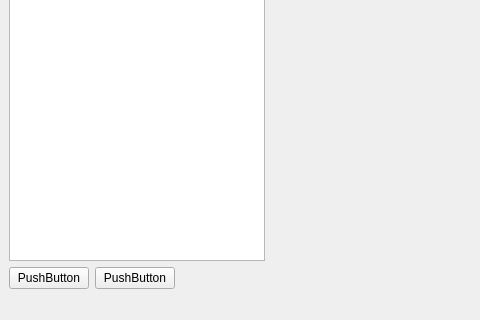
Qt form worksheet_7/QT_Program_Copy/mainwindow.ui (br-je/2025_20581042) before a commit; both pictures show x 0 to 480 and y 280 to 600 of the 800 by 600 pixel window.
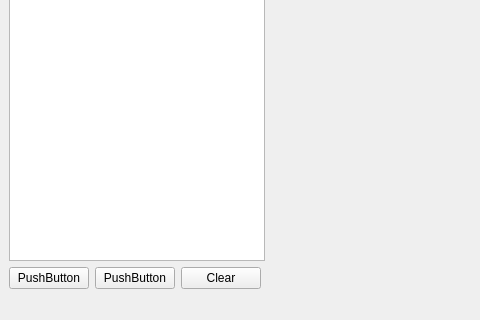
The same form after that commit. Icons and pictures are not drawn. Custom widgets are drawn as their Qt base class.

Commit message: Implemented hirearchical visibility during render traversal

Diff of the .ui file:
```diff
--- a/worksheet_7/QT_Program_Copy/mainwindow.ui
+++ b/worksheet_7/QT_Program_Copy/mainwindow.ui
@@ -41,6 +41,13 @@
         </property>
        </widget>
       </item>
+      <item>
+       <widget class="QPushButton" name="ClearSelectionButton">
+        <property name="text">
+         <string>Clear</string>
+        </property>
+       </widget>
+      </item>
       <item>
        <spacer name="horizontalSpacer">
         <property name="orientation">
```
Left out of the diff: 6 changed lines with no effect on the pictures. The commit also changes 2 other files.
